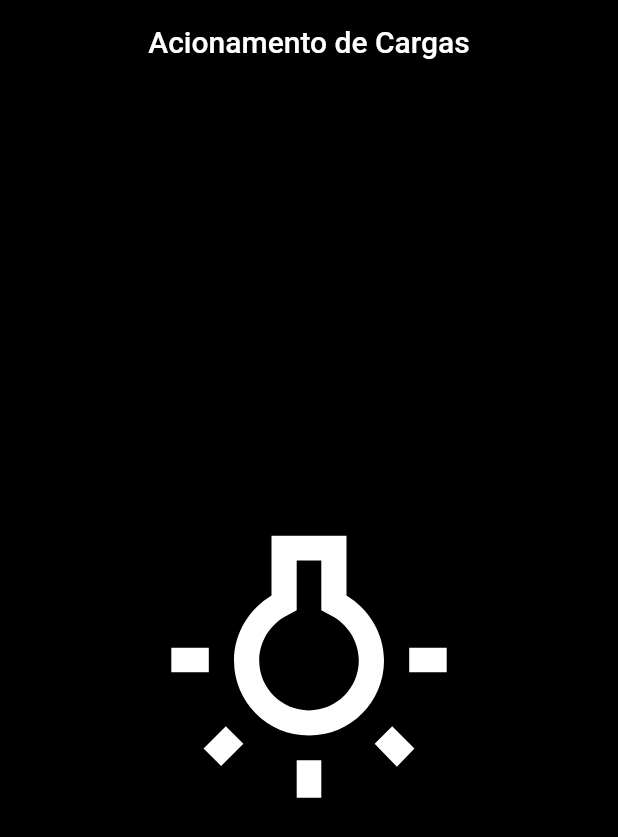
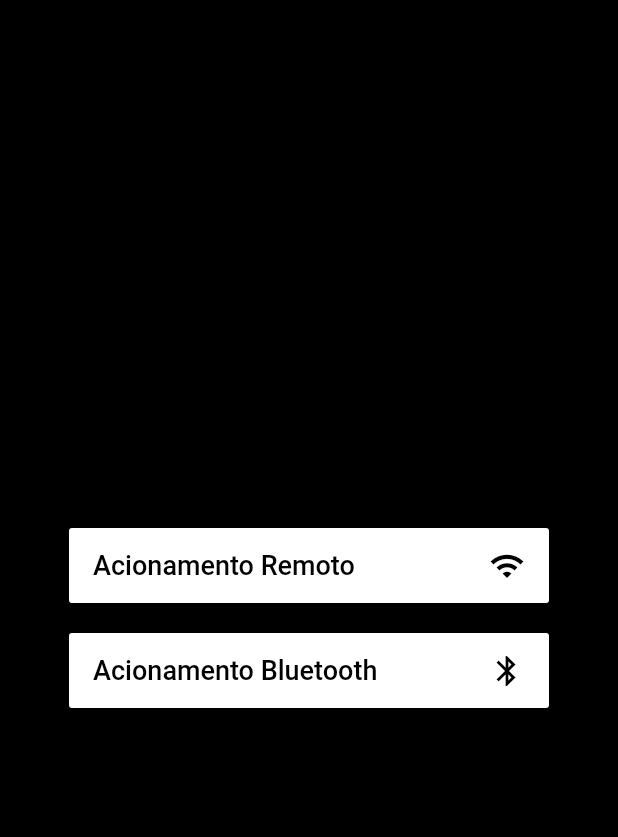
Before and after one commit to Moabebarbosaa/IOT_AcionamentoCargas, a Flutter app: the screen it shows after launch, on a phone screen of 412 x 824 dp. Shown: the top 837 px of the screen. Run offline on Flutter 3.47's test engine with Material 2 defaults, Android fonts, the phone set to English and light mode, and no system bars; our stand-ins replace cloud_firestore, flutter_bluetooth_serial; accounts and stored records are empty.

Commit message:
Acionamento remoto concluido

```diff
--- a/lib/main.dart
+++ b/lib/main.dart
@@ -1,4 +1,5 @@
-import 'package:acionamento/screens/home_screen.dart';
+import 'package:acionamento/screens/home/home_screen.dart';
+import 'package:acionamento/screens/wifi/wifi_screen.dart';
 import 'package:flutter/material.dart';
 
 void main() {
@@ -14,7 +15,7 @@ class MyApp extends StatelessWidget {
       theme: ThemeData(
         visualDensity: VisualDensity.adaptivePlatformDensity,
       ),
-      home: Home_Screen()
+      home: HomeScreen()
     );
   }
 }
--- a/lib/screens/blue/BluetoothControl.dart
+++ b/lib/screens/blue/BluetoothControl.dart
@@ -75,6 +75,9 @@ class _BluetoothControlState extends State<BluetoothControl> {
               Text('Desconectado')
           )
       ),
+      body: Container(
+
+      ),
     );
   }
 }
--- /dev/null
+++ b/lib/screens/home/home_screen.dart
@@ -0,0 +1,80 @@
+import 'package:acionamento/backend/blue/InitConnectionBlue.dart';
+import 'package:acionamento/screens/wifi/wifi_screen.dart';
+import 'package:flutter/material.dart';
+
+class HomeScreen extends StatelessWidget {
+
+  @override
+  Widget build(BuildContext context) {
+
+    StartConnection _startConnection = new StartConnection(context);
+
+    return Scaffold(
+      backgroundColor: Colors.black,
+      body: Column(
+        mainAxisAlignment: MainAxisAlignment.center,
+        children: [
+          Center(
+            child: Container(
+              height: 50,
+              width: 320,
+              child: FlatButton(
+                color: Colors.white,
+                child: Row(
+                  mainAxisAlignment: MainAxisAlignment.spaceBetween,
+                  children: [
+                    Text(
+                      "Acionamento Remoto",
+                      style: TextStyle(
+                          color: Colors.black,
+                          fontSize: 18
+                      ),
+                    ),
+                    SizedBox(width: 20,),
+                    Icon(
+                      Icons.wifi,
+                      color: Colors.black,
+                    ),
+                  ],
+                ),
+                onPressed: () {
+                  Navigator.push(context, MaterialPageRoute(builder: (BuildContext context) => WiFiScreen()));
+                },
+              ),
+            ),
+          ),
+          SizedBox(height: 20,),
+          Center(
+            child: Container(
+              height: 50,
+              width: 320,
+              child: FlatButton(
+                color: Colors.white,
+                child: Row(
+                  mainAxisAlignment: MainAxisAlignment.spaceBetween,
+                  children: [
+                    Text(
+                      "Acionamento Bluetooth",
+                      style: TextStyle(
+                          color: Colors.black,
+                          fontSize: 18
+                      ),
+                    ),
+                    SizedBox(width: 20,),
+                    Icon(
+                      Icons.bluetooth,
+                      color: Colors.black,
+                    ),
+                  ],
+                ),
+                onPressed: () {
+                  _startConnection.start();
+                },
+              ),
+            ),
+          ),
+        ],
+      ),
+    );
+  }
+}
--- a/lib/screens/home_screen.dart
+++ /dev/null
@@ -1,49 +0,0 @@
-import 'package:flutter/material.dart';
-
-class Home_Screen extends StatefulWidget {
-  @override
-  _Home_ScreenState createState() => _Home_ScreenState();
-}
-
-class _Home_ScreenState extends State<Home_Screen> {
-
-  bool _key = true;
-
-  @override
-  Widget build(BuildContext context) {
-    return Scaffold(
-      backgroundColor: Colors.black,
-      appBar: AppBar(
-        backgroundColor: Colors.black,
-        centerTitle: true,
-        title: Text(
-            "Acionamento de Cargas"
-        ),
-      ),
-      body: Center(
-        child: Column(
-          mainAxisAlignment: MainAxisAlignment.center,
-          crossAxisAlignment: CrossAxisAlignment.center,
-          children: [
-            FlatButton(
-              child: Container(
-                height: 200,
-                width: 200,
-                child: Icon(
-                  _key == true ? Icons.wb_incandescent_outlined : Icons.wb_incandescent,
-                  color: _key == true ? Colors.white : Colors.yellow,
-                  size: 200,
-                ),
-              ),
-              onPressed: () {
-                setState(() {
-                  _key = !_key;
-                });
-              },
-            )
-          ],
-        ),
-      ),
-    );
-  }
-}
--- a/pubspec.yaml
+++ b/pubspec.yaml
@@ -30,6 +30,8 @@ dependencies:
   cupertino_icons: ^1.0.0
   flutter_bluetooth_serial: ^0.2.2
   rflutter_alert: ^1.0.2
+  cloud_firestore: ^0.13.0+1
+  firebase_storage: ^3.1.1
 
 dev_dependencies:
   flutter_test:
```
Also changed, not shown: lib/backend/add/add_reles.dart (added, +26 -0 lines), lib/screens/add/addRele_screen.dart (added, +34 -0 lines), lib/screens/wifi/wifi_screen.dart (added, +223 -0 lines), lib/widget/custom_textfield.dart (added, +54 -0 lines), pubspec.lock, 3 other files.
